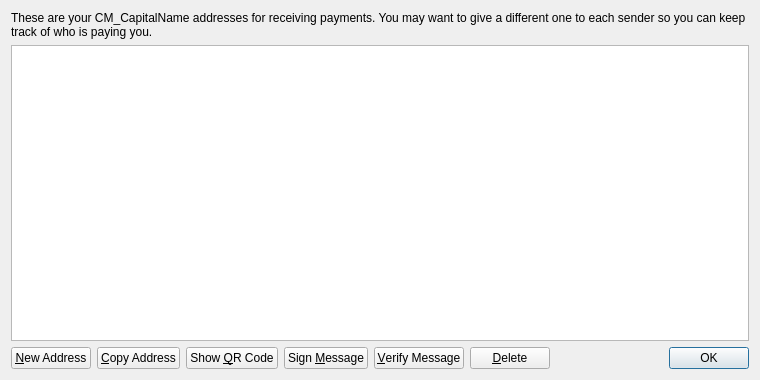
The window that src/qt/forms/addressbookpage.ui (onitsoft/nexcoin) describes before a commit, drawn with Qt 5.
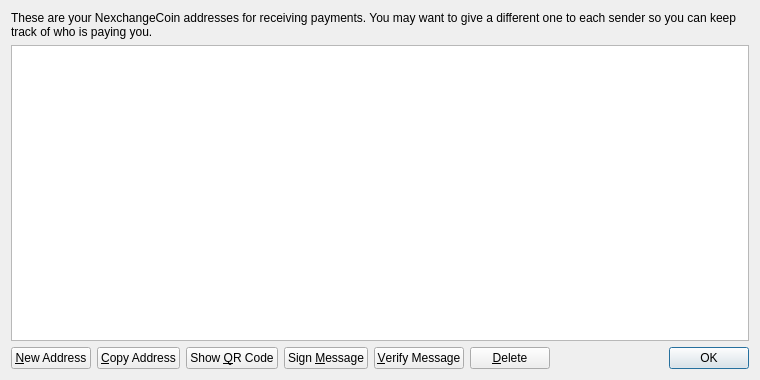
The same window after the commit.

The edit to the form file:
```diff
--- a/src/qt/forms/addressbookpage.ui
+++ b/src/qt/forms/addressbookpage.ui
@@ -17,7 +17,7 @@
    <item>
     <widget class="QLabel" name="labelExplanation">
      <property name="text">
-      <string>These are your CM_CapitalName addresses for receiving payments. You may want to give a different one to each sender so you can keep track of who is paying you.</string>
+      <string>These are your NexchangeCoin addresses for receiving payments. You may want to give a different one to each sender so you can keep track of who is paying you.</string>
      </property>
      <property name="textFormat">
       <enum>Qt::PlainText</enum>
```
Left out of the diff: 4 changed lines with no effect on the pictures.
